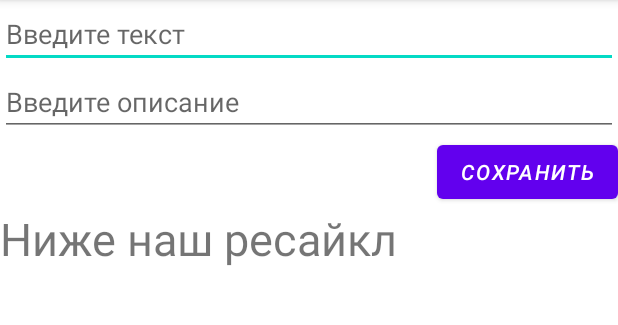
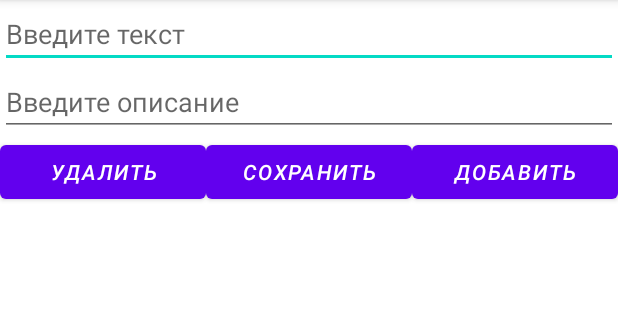
Before and after one commit to aleks-hd/newAplicationFirebaseTest, an Android app: the screen it shows after launch (MainActivity), on a phone screen of 412 x 824 dp, the part 84-409 px from its top. Run offline under Robolectric (Android 15) with nearby library versions, the phone set to English and light mode, and no system bars.

Commit message:
Реализовали recyclerView + законектились с БД

```diff
--- a/app/build.gradle
+++ b/app/build.gradle
@@ -1,5 +1,6 @@
 plugins {
     id 'com.android.application'
+    id 'com.google.gms.google-services'
 }
 
 android {
@@ -34,6 +35,7 @@ dependencies {
     implementation 'com.google.android.material:material:1.4.0'
     implementation 'androidx.constraintlayout:constraintlayout:2.0.4'
     implementation 'androidx.legacy:legacy-support-v4:1.0.0'
+    implementation 'com.google.firebase:firebase-firestore:23.0.2'
     testImplementation 'junit:junit:4.+'
     androidTestImplementation 'androidx.test.ext:junit:1.1.3'
     androidTestImplementation 'androidx.test.espresso:espresso-core:3.4.0'
--- a/app/src/main/java/com/hfad/newaplicationfirebasetest/NoteFragment.java
+++ b/app/src/main/java/com/hfad/newaplicationfirebasetest/NoteFragment.java
@@ -5,15 +5,29 @@ import android.os.Bundle;
 import androidx.annotation.NonNull;
 import androidx.annotation.Nullable;
 import androidx.fragment.app.Fragment;
+import androidx.recyclerview.widget.LinearLayoutManager;
+import androidx.recyclerview.widget.RecyclerView;
 
+import android.util.Log;
 import android.view.LayoutInflater;
 import android.view.View;
 import android.view.ViewGroup;
+import android.widget.Button;
+import android.widget.EditText;
+
+import com.hfad.newaplicationfirebasetest.adapter.NoteAdapter;
+import com.hfad.newaplicationfirebasetest.data.Note;
+
+import java.util.ArrayList;
 
 
 public class NoteFragment extends Fragment {
-
-
+    private EditText name, description;
+    private Button clearBtn, addBtn, saveBtn;
+    private String nameInput, descriptionInput;
+    ArrayList<Note> arrayList;
+    RecyclerView recyclerView;
+    NoteAdapter adapter;
 
     @Override
     public void onCreate(Bundle savedInstanceState) {
@@ -24,13 +38,74 @@ public class NoteFragment extends Fragment {
     @Override
     public View onCreateView(LayoutInflater inflater, ViewGroup container,
                              Bundle savedInstanceState) {
+        View view = inflater.inflate(R.layout.fragment_note, container, false);
+        recyclerView = view.findViewById(R.id.recyclerViewContainer);
+        initEnterInfo(view);
+        initInputData(view);
+        initRecyclerView(recyclerView);
 
-        return inflater.inflate(R.layout.fragment_note, container, false);
+
+        return view;
     }
+
 
     @Override
     public void onViewCreated(@NonNull View view, @Nullable Bundle savedInstanceState) {
 
         super.onViewCreated(view, savedInstanceState);
     }
+
+    //инициализация адаптера
+    private void initRecyclerView(RecyclerView recyclerView) {
+        recyclerView.setHasFixedSize(true);
+        LinearLayoutManager layoutManager = new LinearLayoutManager(getContext());
+        recyclerView.setLayoutManager(layoutManager);
+        adapter = new NoteAdapter(arrayList);
+        recyclerView.setAdapter(adapter);
+        adapter.SetOnClickListener(new NoteAdapter.OnItemClickListener() {
+            @Override
+            public void onItemClick(View view, int position) {
+                //initclickadd();
+                adapter.notifyItemChanged(position);
+                Log.d("click","ftftftf");
+            }
+        });
+    }
+
+
+    //инициализация кнопок
+    private void initEnterInfo(View view) {
+        name = view.findViewById(R.id.editName);
+        description = view.findViewById(R.id.editDescription);
+        clearBtn = view.findViewById(R.id.deleteNote);
+        addBtn = view.findViewById(R.id.addNote);
+        saveBtn = view.findViewById(R.id.saveNote);
+    }
+
+    //инициализация слушателя
+    private void initInputData(View view) {
+        arrayList = new ArrayList<>();
+        saveBtn.setOnClickListener(new View.OnClickListener() {
+
+            @Override
+            public void onClick(View view) {
+                initclickadd();
+                Log.d("add Note", "Якобы сохранили" );
+            }
+        });
+
+    }
+    void initclickadd(){
+
+        nameInput = (String) name.getText().toString();
+        descriptionInput = (String) description.getText().toString();
+        Note note = new Note();
+        note.setNamee(nameInput);
+        note.setDescription(descriptionInput);
+        arrayList.add(note);
+        adapter.notifyDataSetChanged();
+
+    }
+
+
 }
--- a/app/src/main/java/com/hfad/newaplicationfirebasetest/adapter/NoteAdapter.java
+++ b/app/src/main/java/com/hfad/newaplicationfirebasetest/adapter/NoteAdapter.java
@@ -1,11 +1,17 @@
 package com.hfad.newaplicationfirebasetest.adapter;
 
+import android.content.Context;
+import android.util.Log;
+import android.view.LayoutInflater;
 import android.view.View;
 import android.view.ViewGroup;
+import android.widget.Button;
+import android.widget.TextView;
 
 import androidx.annotation.NonNull;
 import androidx.recyclerview.widget.RecyclerView;
 
+import com.hfad.newaplicationfirebasetest.R;
 import com.hfad.newaplicationfirebasetest.data.Note;
 
 import java.util.ArrayList;
@@ -14,32 +20,61 @@ public class NoteAdapter extends RecyclerView.Adapter<NoteAdapter.ViewHolder> {
 
     ArrayList<Note> arrayList;
 
+
+    private OnItemClickListener itemClickListener;
     public NoteAdapter(ArrayList<Note> arrayList) {
         this.arrayList = arrayList;
+
     }
 
     @NonNull
     @Override
     public NoteAdapter.ViewHolder onCreateViewHolder(@NonNull ViewGroup parent, int viewType) {
-        return null;
+        View view = LayoutInflater.from(parent.getContext()).inflate(R.layout.item,parent,false);
+        return new ViewHolder(view);
     }
 
     @Override
     public void onBindViewHolder(@NonNull NoteAdapter.ViewHolder holder, int position) {
-
+        if (arrayList.size()!=0){
+        holder.setTextq(arrayList.get(position));}
+        else {}
     }
 
     @Override
     public int getItemCount() {
-        return 0;
+        if (arrayList.size()!=0){
+            return arrayList.size();
+        }else {return 0;}
+
+
     }
 
     public class ViewHolder extends RecyclerView.ViewHolder {
+        TextView name,description;
 
         public ViewHolder(@NonNull View itemView) {
+            super(itemView);
+
+            name = itemView.findViewById(R.id.nameNote);
+            description = itemView.findViewById(R.id.DescriptionNote);
 
 
-            super(itemView);
+        }
+        public void setTextq(Note note){
+            String namee = note.getNamee();
+           name.setText(namee);
+           String desc = note.getDescription();
+           description.setText(desc);
         }
     }
+
+    //на будущее
+    public void SetOnClickListener(OnItemClickListener itemClickListener) {
+        this.itemClickListener = itemClickListener;
+    }
+
+    public interface OnItemClickListener {
+        void onItemClick(View view, int position);
+    }
 }
--- a/app/src/main/res/layout/activity_main.xml
+++ b/app/src/main/res/layout/activity_main.xml
@@ -7,25 +7,9 @@
     android:layout_height="match_parent"
     tools:context=".MainActivity">
 
-    <EditText
-        android:id="@+id/editName"
-        android:layout_width="match_parent"
-        android:layout_height="wrap_content"
-        android:hint="Введите текст"
-        />
-    <EditText
-        android:id="@+id/editDescription"
-        android:layout_width="match_parent"
-        android:layout_height="wrap_content"
-        android:hint="Введите описание"
-        />
-    <Button
-        android:id="@+id/saveNote"
-        android:layout_width="wrap_content"
-        android:layout_height="wrap_content"
-        android:layout_gravity="right"
-        android:text="Сохранить"
-        android:textStyle="italic"/>
+
+
+
     <fragment
         android:id="@+id/fragmentContainer"
         android:layout_width="match_parent"
--- a/app/src/main/res/layout/fragment_note.xml
+++ b/app/src/main/res/layout/fragment_note.xml
@@ -6,17 +6,50 @@
     android:layout_height="match_parent"
     tools:context=".NoteFragment">
 
-    <TextView
-
+    <EditText
+        android:id="@+id/editName"
         android:layout_width="match_parent"
         android:layout_height="wrap_content"
-        android:text="Ниже наш ресайкл"
-        android:textSize="30sp"/>
+        android:hint="Введите текст"
+        />
+    <EditText
+        android:id="@+id/editDescription"
+        android:layout_width="match_parent"
+        android:layout_height="wrap_content"
+        android:hint="Введите описание"
+        />
+    <LinearLayout
+        android:layout_width="match_parent"
+        android:orientation="horizontal"
+        android:layout_height="wrap_content">
+        <Button
+            android:id="@+id/deleteNote"
+            android:layout_width="0dp"
+            android:layout_weight="1"
+            android:layout_height="wrap_content"
+            android:text="Удалить"
+            android:textStyle="italic"/>
+        <Button
+            android:id="@+id/saveNote"
+            android:layout_width="0dp"
+            android:layout_weight="1"
+            android:layout_height="wrap_content"
+            android:text="Сохранить"
+            android:textStyle="italic"/>
+        <Button
+            android:id="@+id/addNote"
+            android:layout_width="0dp"
+            android:layout_weight="1"
+            android:layout_height="wrap_content"
+            android:text="Добавить"
+            android:textStyle="italic"/>
+    </LinearLayout>
+
 
     <androidx.recyclerview.widget.RecyclerView
         android:id="@+id/recyclerViewContainer"
         android:layout_width="match_parent"
-        android:layout_height="wrap_content"
+        android:layout_height="match_parent"
         tools:listitem="@layout/item"/>
 
 </LinearLayout>
--- a/app/src/main/res/layout/item.xml
+++ b/app/src/main/res/layout/item.xml
@@ -2,12 +2,12 @@
 <androidx.cardview.widget.CardView
     xmlns:android="http://schemas.android.com/apk/res/android"
     android:layout_width="match_parent"
-    android:layout_height="match_parent">
+    android:layout_height="wrap_content">
 
     <LinearLayout
         android:orientation="vertical"
         android:layout_width="match_parent"
-        android:layout_height="match_parent">
+        android:layout_height="wrap_content">
 
         <TextView
             android:id="@+id/nameNote"
--- a/build.gradle
+++ b/build.gradle
@@ -6,6 +6,7 @@ buildscript {
     }
     dependencies {
         classpath "com.android.tools.build:gradle:4.1.3"
+        classpath 'com.google.gms:google-services:4.3.8'
 
         // NOTE: Do not place your application dependencies here; they belong
         // in the individual module build.gradle files
```
Also changed, not shown: app/src/main/java/com/hfad/newaplicationfirebasetest/data/Note.java (+11 -6 lines), 1 other file.
